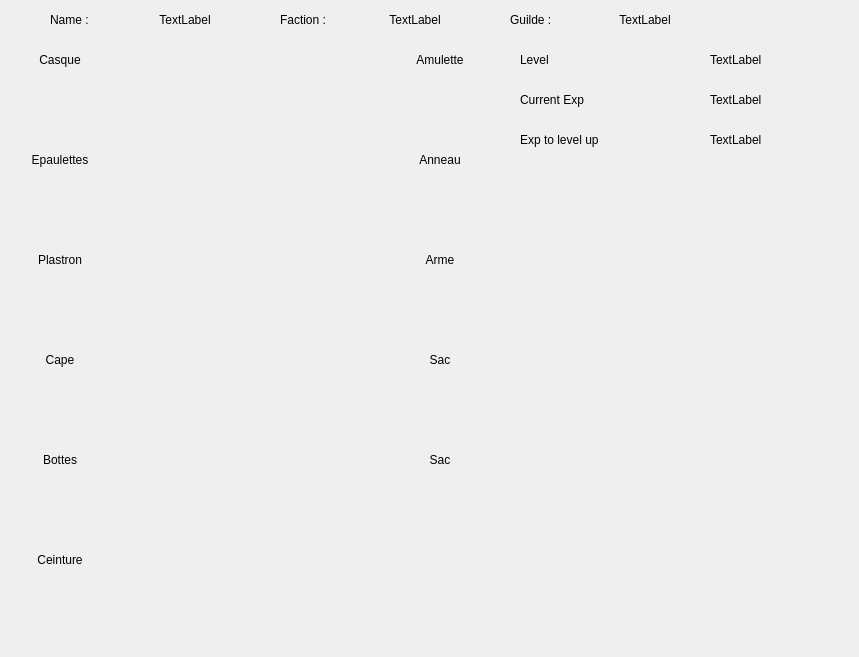
The window that MMO/Res/stuffview.ui (maresc-g/linumon) describes before a commit, drawn with Qt 5.
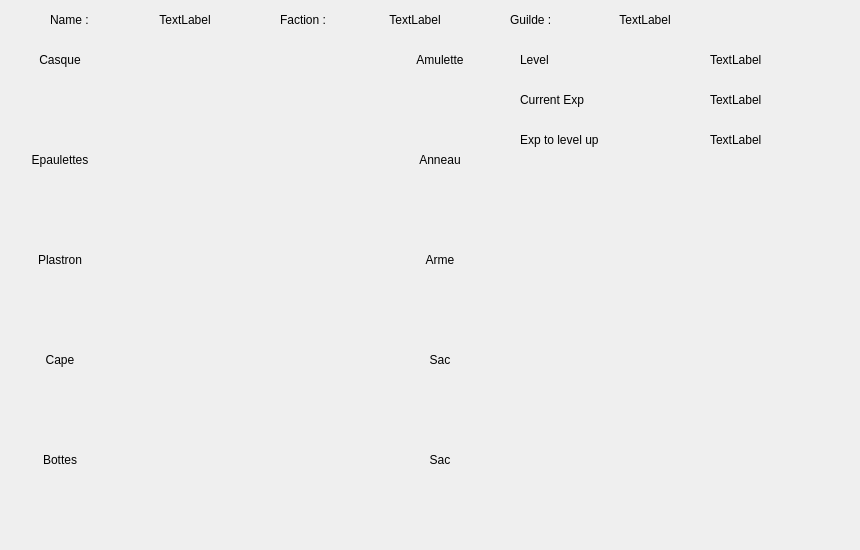
The same window after the commit.

Commit message: remove cout in move and remove belt in stuffview

Patch:
```diff
--- a/MMO/Res/stuffview.ui
+++ b/MMO/Res/stuffview.ui
@@ -6,8 +6,8 @@
    <rect>
     <x>0</x>
     <y>0</y>
-    <width>859</width>
-    <height>657</height>
+    <width>860</width>
+    <height>550</height>
    </rect>
   </property>
   <property name="windowTitle">
@@ -341,22 +341,6 @@
     <string>TextLabel</string>
    </property>
   </widget>
-  <widget class="QLabel" name="labelBelt">
-   <property name="geometry">
-    <rect>
-     <x>0</x>
-     <y>550</y>
-     <width>120</width>
-     <height>20</height>
-    </rect>
-   </property>
-   <property name="text">
-    <string>Ceinture</string>
-   </property>
-   <property name="alignment">
-    <set>Qt::AlignCenter</set>
-   </property>
-  </widget>
  </widget>
  <resources/>
  <connections/>
```
The commit also changes 2 other files.
